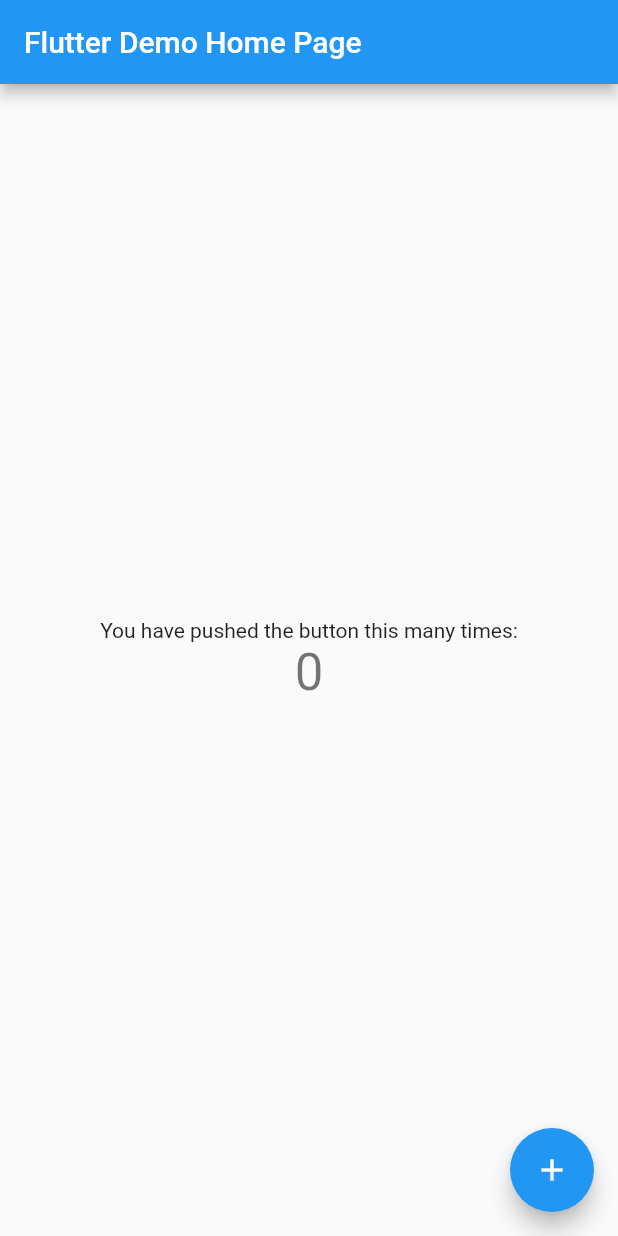
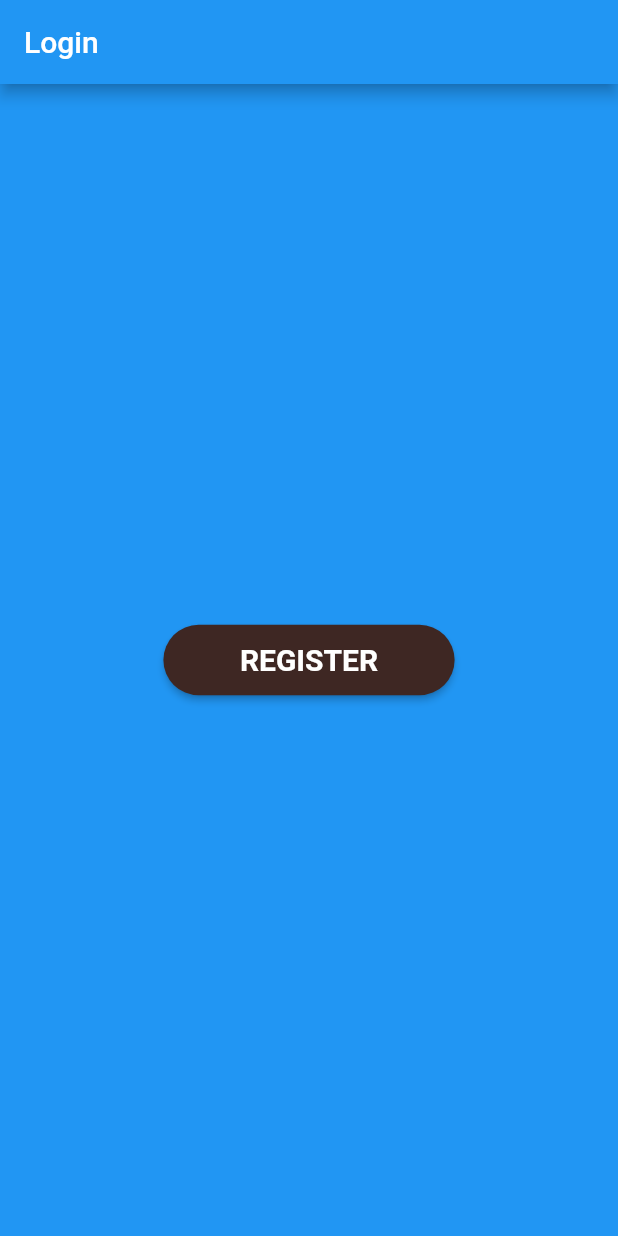
Before and after one commit to Himanshugt/Global-Chat-Application, a Flutter app: the screen it shows after launch, on a phone screen of 412 x 824 dp. Run offline on Flutter 3.47's test engine with Material 2 defaults, Android fonts, the phone set to English and light mode, and no system bars; our stand-ins replace firebase_auth, firebase_core, google_sign_in; accounts and stored records are empty.

```diff
--- a/lib/main.dart
+++ b/lib/main.dart
@@ -1,4 +1,8 @@
+// @dart=2.9
+
 import 'package:flutter/material.dart';
+import 'package:globalchatapp/screens/authenticate/sign_in.dart';
+import 'package:globalchatapp/wrapper.dart';
 
 void main() {
   runApp(MyApp());
@@ -9,105 +13,7 @@ class MyApp extends StatelessWidget {
   @override
   Widget build(BuildContext context) {
     return MaterialApp(
-      title: 'Flutter Demo',
-      theme: ThemeData(
-        // This is the theme of your application.
-        //
-        // Try running your application with "flutter run". You'll see the
-        // application has a blue toolbar. Then, without quitting the app, try
-        // changing the primarySwatch below to Colors.green and then invoke
-        // "hot reload" (press "r" in the console where you ran "flutter run",
-        // or simply save your changes to "hot reload" in a Flutter IDE).
-        // Notice that the counter didn't reset back to zero; the application
-        // is not restarted.
-        primarySwatch: Colors.blue,
-      ),
-      home: MyHomePage(title: 'Flutter Demo Home Page'),
+      home: SignInPage(),
     );
   }
 }
-
-class MyHomePage extends StatefulWidget {
-  MyHomePage({Key? key, required this.title}) : super(key: key);
-
-  // This widget is the home page of your application. It is stateful, meaning
-  // that it has a State object (defined below) that contains fields that affect
-  // how it looks.
-
-  // This class is the configuration for the state. It holds the values (in this
-  // case the title) provided by the parent (in this case the App widget) and
-  // used by the build method of the State. Fields in a Widget subclass are
-  // always marked "final".
-
-  final String title;
-
-  @override
-  _MyHomePageState createState() => _MyHomePageState();
-}
-
-class _MyHomePageState extends State<MyHomePage> {
-  int _counter = 0;
-
-  void _incrementCounter() {
-    setState(() {
-      // This call to setState tells the Flutter framework that something has
-      // changed in this State, which causes it to rerun the build method below
-      // so that the display can reflect the updated values. If we changed
-      // _counter without calling setState(), then the build method would not be
-      // called again, and so nothing would appear to happen.
-      _counter++;
-    });
-  }
-
-  @override
-  Widget build(BuildContext context) {
-    // This method is rerun every time setState is called, for instance as done
-    // by the _incrementCounter method above.
-    //
-    // The Flutter framework has been optimized to make rerunning build methods
-    // fast, so that you can just rebuild anything that needs updating rather
-    // than having to individually change instances of widgets.
-    return Scaffold(
-      appBar: AppBar(
-        // Here we take the value from the MyHomePage object that was created by
-        // the App.build method, and use it to set our appbar title.
-        title: Text(widget.title),
-      ),
-      body: Center(
-        // Center is a layout widget. It takes a single child and positions it
-        // in the middle of the parent.
-        child: Column(
-          // Column is also a layout widget. It takes a list of children and
-          // arranges them vertically. By default, it sizes itself to fit its
-          // children horizontally, and tries to be as tall as its parent.
-          //
-          // Invoke "debug painting" (press "p" in the console, choose the
-          // "Toggle Debug Paint" action from the Flutter Inspector in Android
-          // Studio, or the "Toggle Debug Paint" command in Visual Studio Code)
-          // to see the wireframe for each widget.
-          //
-          // Column has various properties to control how it sizes itself and
-          // how it positions its children. Here we use mainAxisAlignment to
-          // center the children vertically; the main axis here is the vertical
-          // axis because Columns are vertical (the cross axis would be
-          // horizontal).
-          mainAxisAlignment: MainAxisAlignment.center,
-          children: <Widget>[
-            Text(
-              'You have pushed the button this many times:',
-            ),
-            Text(
-              '$_counter',
-              style: Theme.of(context).textTheme.headline4,
-            ),
-          ],
-        ),
-      ),
-      floatingActionButton: FloatingActionButton(
-        onPressed: _incrementCounter,
-        tooltip: 'Increment',
-        child: Icon(Icons.add),
-      ), // This trailing comma makes auto-formatting nicer for build methods.
-    );
-  }
-}
--- /dev/null
+++ b/lib/models/MyUser.dart
@@ -0,0 +1,8 @@
+// @dart=2.9
+
+class MyUser{
+  final String uid;
+  final String photoURL;
+  final String displayName;
+  MyUser({this.uid,this.displayName,this.photoURL});
+}
--- a/lib/screens/authenticate/sign_in.dart
+++ b/lib/screens/authenticate/sign_in.dart
@@ -0,0 +1,68 @@
+// @dart=2.9
+
+import 'package:firebase_core/firebase_core.dart';
+import 'package:flutter/material.dart';
+import 'package:globalchatapp/screens/chatroom/chat_room.dart';
+import 'package:globalchatapp/services/auth.dart';
+
+class SignInPage extends StatefulWidget {
+  const SignInPage({key}) : super(key: key);
+
+  @override
+  _SignInPageState createState() => _SignInPageState();
+}
+
+class _SignInPageState extends State<SignInPage> {
+
+  @override
+  Widget build(BuildContext context) {
+    return Scaffold(
+      backgroundColor: Colors.blue,
+      appBar: AppBar(
+        title: Text('Login'),
+      ),
+      body: Center(
+        child: FutureBuilder(
+          future: Firebase.initializeApp(),
+          builder: (context,snapshot) {
+            if (snapshot.hasError) {
+              return Text("Problem");
+            }
+
+            if (snapshot.connectionState == ConnectionState.done) {
+              return RaisedButton(
+                  child: Padding(
+                    padding: const EdgeInsets.symmetric(vertical: 12,horizontal: 35),
+                    child: Text(
+                      'REGISTER',
+                      style: TextStyle(
+                        fontWeight: FontWeight.bold,
+                        fontSize: 20,
+                        color: Colors.white,
+                      ),
+                    ),
+                  ),
+                  color: Colors.brown[900],
+                  shape: RoundedRectangleBorder(borderRadius: BorderRadius.circular(30.0)),
+                  onPressed: () async {
+                    dynamic user=AuthService().signInWithGoogle();
+                    if(user!=null){
+                      Navigator.of(context).push(MaterialPageRoute(builder: (context)=>ChatRoom()));
+                    }
+                  }
+
+              );
+            }
+
+            // Otherwise, show something whilst waiting for initialization to complete
+            return CircularProgressIndicator(
+              valueColor: AlwaysStoppedAnimation<Color>(
+                Colors.orange,
+              ),
+            );
+          }
+        ),
+      )
+    );
+  }
+}
--- a/pubspec.yaml
+++ b/pubspec.yaml
@@ -28,8 +28,10 @@ dependencies:
   # The following adds the Cupertino Icons font to your application.
   # Use with the CupertinoIcons class for iOS style icons.
   cupertino_icons: ^1.0.2
+  firebase_core: ^1.8.0
   firebase_auth: ^3.1.4
   cloud_firestore: ^2.5.4
+  google_sign_in: ^5.2.0
 
 dev_dependencies:
   flutter_test:
```
Also changed, not shown: lib/screens/chatroom/chat_room.dart (+35 -0 lines), lib/services/auth.dart (added, +58 -0 lines), lib/wrapper.dart (added, +11 -0 lines), pubspec.lock, 1 other file.
